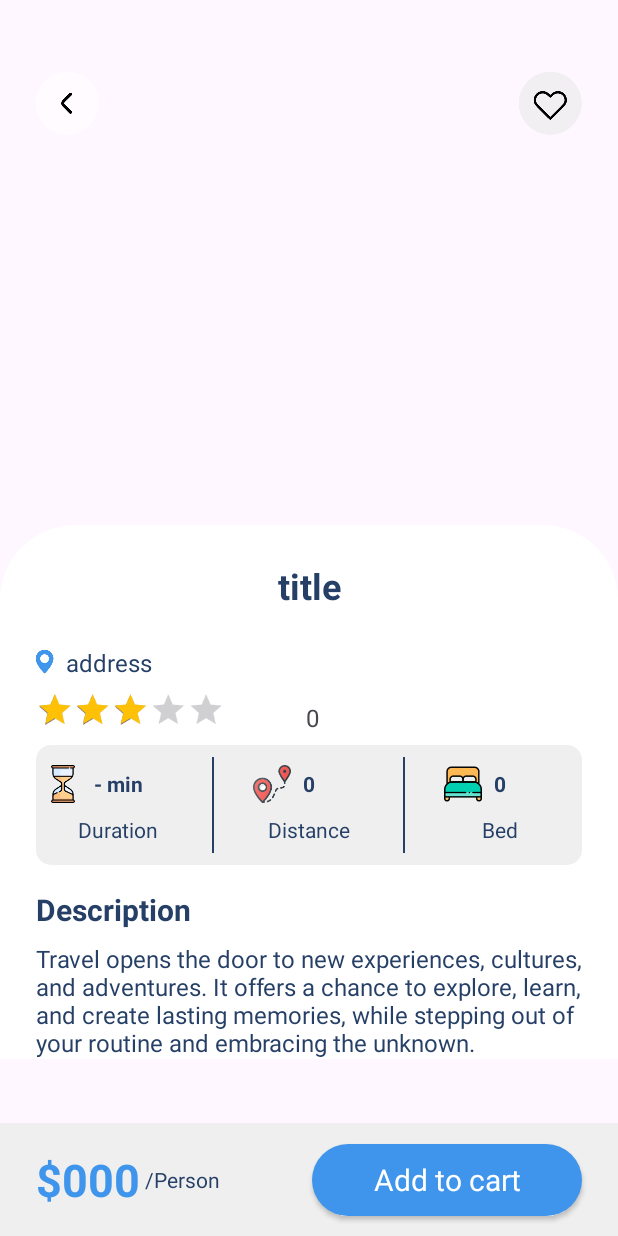
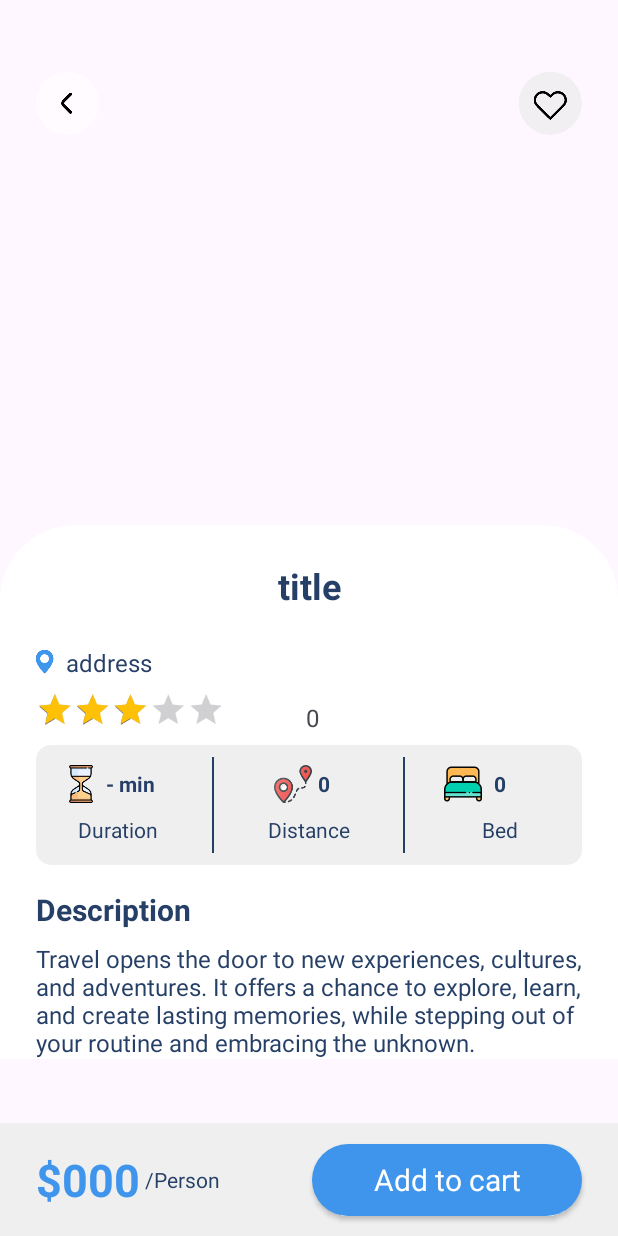
Before and after one commit to lethanhlinh/Travel_app, an Android app: the DetailActivity screen opened directly, with no data from a screen before it, on a phone screen of 412 x 824 dp. Run offline under Robolectric (Android 15) with nearby library versions, the phone set to English and light mode, and no system bars; our stand-ins replace Firebase (no records; nobody signed in at launch, a user with empty details on screens opened directly); 10 statements that could not run were skipped.

```diff
--- a/app/build.gradle.kts
+++ b/app/build.gradle.kts
@@ -36,6 +36,11 @@ android {
     buildFeatures {
         dataBinding =true
     }
+    dependenciesInfo {
+        includeInApk = true
+        includeInBundle = true
+    }
+    buildToolsVersion = "34.0.0"
 }
 
 dependencies {
--- a/app/src/main/AndroidManifest.xml
+++ b/app/src/main/AndroidManifest.xml
@@ -12,6 +12,9 @@
         android:supportsRtl="true"
         android:theme="@style/Theme.Travel_app"
         tools:targetApi="31">
+        <activity
+            android:name=".Activity.TicketActivity"
+            android:exported="false" />
         <activity
             android:name=".Activity.DetailActivity"
             android:exported="true" />
--- a/app/src/main/java/com/example/travel_app/Activity/DetailActivity.java
+++ b/app/src/main/java/com/example/travel_app/Activity/DetailActivity.java
@@ -42,7 +42,6 @@ public class DetailActivity extends BaseActivity {
         Glide.with(DetailActivity.this)
                 .load(object.getPic())
                 .into(binding.pic);
-
         binding.addToCartBtn.setOnClickListener(view -> {
             Intent intent = new Intent(DetailActivity.this, TicketActivity.class);
             intent.putExtra("object", object);
--- a/app/src/main/res/layout/activity_detail.xml
+++ b/app/src/main/res/layout/activity_detail.xml
@@ -164,6 +164,7 @@
                                     android:textColor="@color/darkBlue"
                                     android:textStyle="bold"
                                     app:layout_constraintEnd_toEndOf="parent"
+                                    app:layout_constraintHorizontal_bias="0.61"
                                     app:layout_constraintStart_toStartOf="parent"
                                     app:layout_constraintTop_toTopOf="parent"
                                     tools:ignore="DuplicateIds" />
@@ -172,7 +173,7 @@
                                     android:id="@+id/imageView10"
                                     android:layout_width="wrap_content"
                                     android:layout_height="wrap_content"
-                                    android:layout_marginEnd="8dp"
+                                    android:layout_marginEnd="4dp"
                                     app:layout_constraintBottom_toBottomOf="@+id/durationTxt"
                                     app:layout_constraintEnd_toStartOf="@+id/durationTxt"
                                     app:layout_constraintTop_toTopOf="@+id/durationTxt"
@@ -210,6 +211,7 @@
                                     android:textColor="@color/darkBlue"
                                     android:textStyle="bold"
                                     app:layout_constraintEnd_toEndOf="parent"
+                                    app:layout_constraintHorizontal_bias="0.6"
                                     app:layout_constraintStart_toStartOf="parent"
                                     app:layout_constraintTop_toTopOf="parent"
                                     tools:ignore="DuplicateIds" />
@@ -218,7 +220,7 @@
                                     android:id="@+id/imageView11"
                                     android:layout_width="wrap_content"
                                     android:layout_height="wrap_content"
-                                    android:layout_marginEnd="8dp"
+                                    android:layout_marginEnd="4dp"
                                     app:layout_constraintBottom_toBottomOf="@+id/distanceTxt"
                                     app:layout_constraintEnd_toStartOf="@+id/distanceTxt"
                                     app:layout_constraintTop_toTopOf="@+id/distanceTxt"
```
Also changed, not shown: app/src/main/java/com/example/travel_app/Activity/TicketActivity.java (+12 -7 lines), app/src/main/res/layout/activity_ticket.xml (+22 -16 lines).
